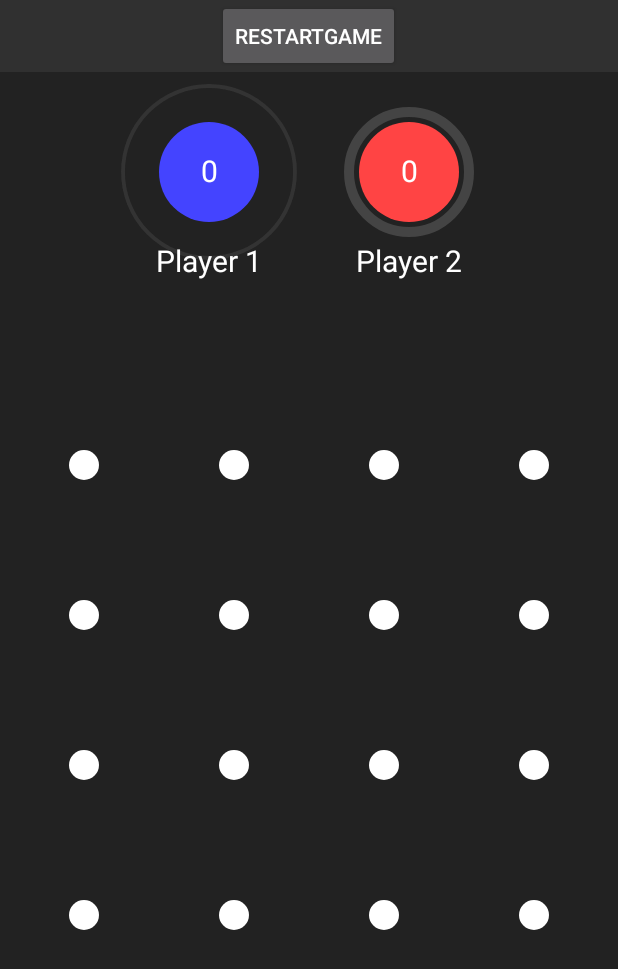
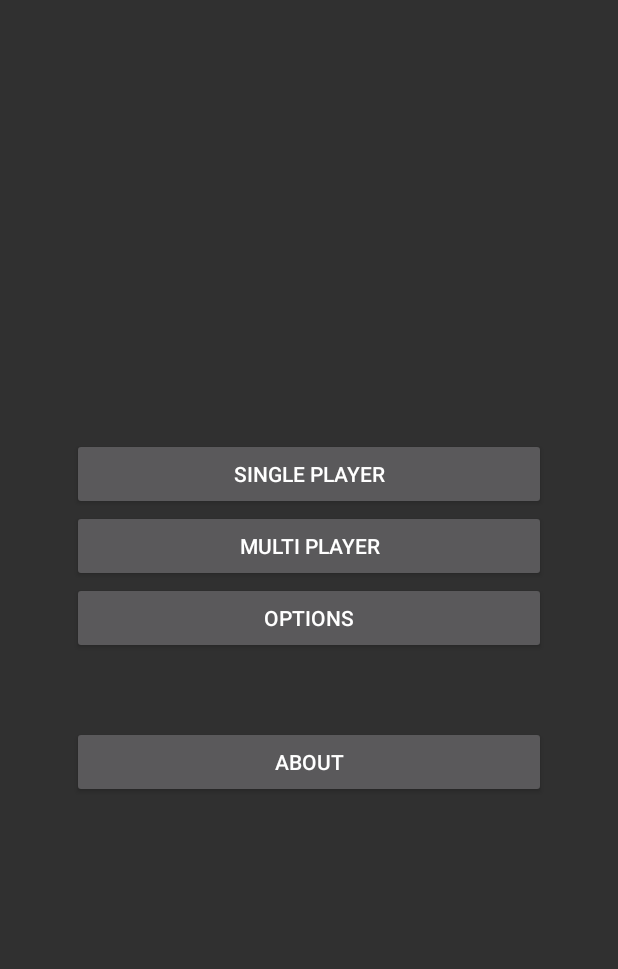
Before and after one commit to Terminatorking/dotsAndBoxes, an Android app: the screen it shows after launch (MainActivity), on a phone screen of 412 x 824 dp. Shown: the top 969 px of the screen. Run offline under Robolectric (Android 15) with nearby library versions, the phone set to English and light mode, and no system bars.

Commit message:
create project activities

```diff
--- a/app/src/main/java/com/soheil/dotsandboxes/activities/MainActivity.java
+++ b/app/src/main/java/com/soheil/dotsandboxes/activities/MainActivity.java
@@ -1,73 +1,60 @@
 package com.soheil.dotsandboxes.activities;
 
-import android.Manifest;
-import android.content.pm.PackageManager;
+import android.content.Intent;
 import android.os.Bundle;
+import android.view.View;
 import android.widget.Button;
-import androidx.annotation.NonNull;
+
 import androidx.appcompat.app.AppCompatActivity;
-import androidx.core.app.ActivityCompat;
-import androidx.core.content.ContextCompat;
+
 import com.soheil.dotsandboxes.R;
-import com.soheil.dotsandboxes.classes.G;
-import com.soheil.dotsandboxes.views.GameView;
-
 
 public class MainActivity extends AppCompatActivity {
-    private GameView gameView;
 
     @Override
     protected void onCreate(Bundle savedInstanceState) {
         super.onCreate(savedInstanceState);
         setContentView(R.layout.activity_main);
-        Button btnReset = findViewById(R.id.btn_restart);
-        gameView = findViewById(R.id.GameView);
-        requestWritePermission();
-        btnReset.setOnClickListener(view -> gameView.resetGame());
-        gameView.resetGame();
+
+        Button btn_singlePlayer = findViewById(R.id.btn_singlePlayer);
+        Button btn_multiPlayer = findViewById(R.id.btn_multiPlayer);
+        Button btn_options = findViewById(R.id.btn_options);
+        Button btn_about = findViewById(R.id.btn_about);
+
+        btn_singlePlayer.setOnClickListener(new View.OnClickListener() {
+            @Override
+            public void onClick(View view) {
+                openGame(false);
+            }
+        });
+
+        btn_multiPlayer.setOnClickListener(new View.OnClickListener() {
+            @Override
+            public void onClick(View view) {
+                openGame(true);
+            }
+        });
+
+        btn_options.setOnClickListener(new View.OnClickListener() {
+            @Override
+            public void onClick(View view) {
+                Intent intent = new Intent(MainActivity.this, SettingsActivity.class);
+                MainActivity.this.startActivity(intent);
+            }
+        });
+
+        btn_about.setOnClickListener(new View.OnClickListener() {
+            @Override
+            public void onClick(View view) {
+                Intent intent = new Intent(MainActivity.this, AboutActivity.class);
+                MainActivity.this.startActivity(intent);
+            }
+        });
     }
 
-
-    private void requestWritePermission() {
-            boolean hasPermission =
-                    (ContextCompat.checkSelfPermission(this,
-                            Manifest.permission.WRITE_EXTERNAL_STORAGE)
-                            == PackageManager.PERMISSION_GRANTED)&& (ContextCompat.checkSelfPermission(this,
-                            Manifest.permission.READ_EXTERNAL_STORAGE)
-                            == PackageManager.PERMISSION_GRANTED);
-            G.hasWriteAccess = hasPermission;
-            G.createDirectory();
-            if (!hasPermission) {
-                ActivityCompat.requestPermissions(this, new String[]{Manifest.permission.WRITE_EXTERNAL_STORAGE,Manifest.permission.READ_EXTERNAL_STORAGE}, 123);
-            }
-    }
-
-
-    @Override
-    public void onRequestPermissionsResult(int requestCode, @NonNull String[] permissions, @NonNull int[] grantResults) {
-        super.onRequestPermissionsResult(requestCode, permissions, grantResults);
-        if (requestCode == 123) {
-            if (grantResults.length > 0
-                    && grantResults[0] ==
-                    PackageManager.PERMISSION_GRANTED
-                    && grantResults[1] ==
-                    PackageManager.PERMISSION_GRANTED) {
-                G.hasWriteAccess = true;
-                G.createDirectory();
-            }
-        }
-    }
-
-
-    @Override
-    protected void onPause() {
-        super.onPause();
-        gameView.saveGame();
-    }
-
-    @Override
-    protected void onResume() {
-        super.onResume();
-        gameView.loadGame();
+    private void openGame(boolean isMultiplayer) {
+        Intent intent = new Intent(MainActivity.this, GameActivity.class);
+        intent.putExtra("isMultiplayer", isMultiplayer);
+        MainActivity.this.startActivity(intent);
     }
 }
--- a/app/src/main/res/layout/activity_main.xml
+++ b/app/src/main/res/layout/activity_main.xml
@@ -1,22 +1,47 @@
 <?xml version="1.0" encoding="utf-8"?>
 <LinearLayout xmlns:android="http://schemas.android.com/apk/res/android"
-    xmlns:app="http://schemas.android.com/apk/res-auto"
     xmlns:tools="http://schemas.android.com/tools"
-    android:id="@+id/main"
     android:layout_width="match_parent"
     android:layout_height="match_parent"
+    android:gravity="center_vertical"
     android:orientation="vertical"
-    tools:context=".activities.MainActivity">
+    tools:ignore="all">
 
-    <Button
-        android:id="@+id/btn_restart"
-        android:layout_width="wrap_content"
+    <LinearLayout
+        android:layout_width="match_parent"
         android:layout_height="wrap_content"
-        android:layout_gravity="center"
-        android:text="RestartGame" />
+        android:orientation="vertical"
+        android:padding="48dip">
 
-    <com.soheil.dotsandboxes.views.GameView
-        android:id="@+id/GameView"
-        android:layout_width="match_parent"
-        android:layout_height="match_parent" />
+        <Button
+            android:id="@+id/btn_singlePlayer"
+            android:layout_width="match_parent"
+            android:layout_height="wrap_content"
+            android:layout_weight="1"
+            android:text="Single Player" />
+
+        <Button
+            android:id="@+id/btn_multiPlayer"
+            android:layout_width="match_parent"
+            android:layout_height="wrap_content"
+            android:layout_weight="1"
+            android:text="Multi Player" />
+
+        <Button
+            android:id="@+id/btn_options"
+            android:layout_width="match_parent"
+            android:layout_height="wrap_content"
+            android:layout_weight="1"
+            android:text="Options" />
+
+        <Button
+            android:id="@+id/btn_about"
+            android:layout_width="match_parent"
+            android:layout_height="wrap_content"
+            android:layout_marginTop="48dip"
+            android:layout_weight="1"
+            android:text="About" />
+
+    </LinearLayout>
+
 </LinearLayout>
```
Also changed, not shown: app/src/main/AndroidManifest.xml (+13 -3 lines), app/src/main/java/com/soheil/dotsandboxes/activities/AboutActivity.java (added, +17 -0 lines), app/src/main/java/com/soheil/dotsandboxes/activities/GameActivity.java (added, +77 -0 lines), app/src/main/java/com/soheil/dotsandboxes/activities/SettingsActivity.java (added, +14 -0 lines), app/src/main/java/com/soheil/dotsandboxes/views/GameView.java (+16 -9 lines), app/src/main/res/layout/activity_about.xml (added, +98 -0 lines), app/src/main/res/layout/activity_settings.xml (added, +8 -0 lines).
